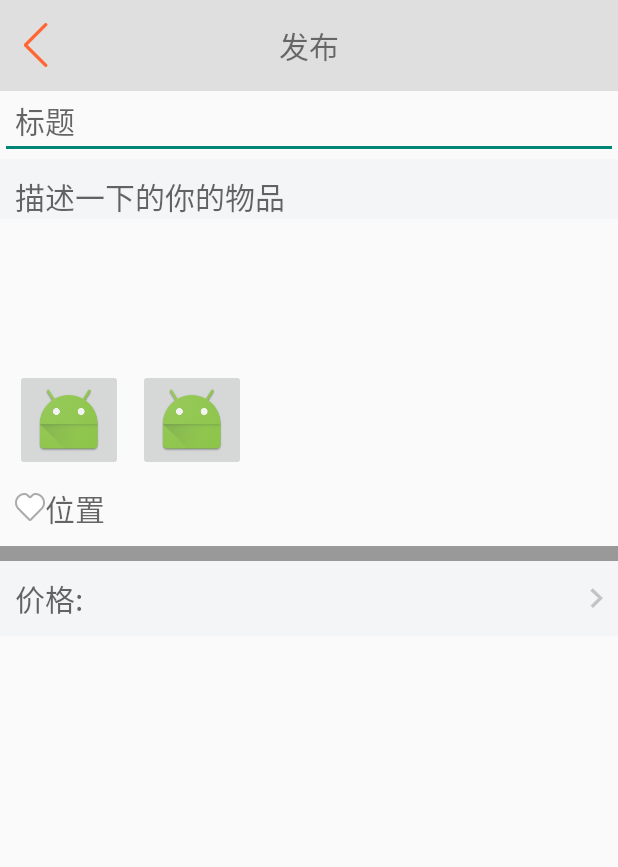
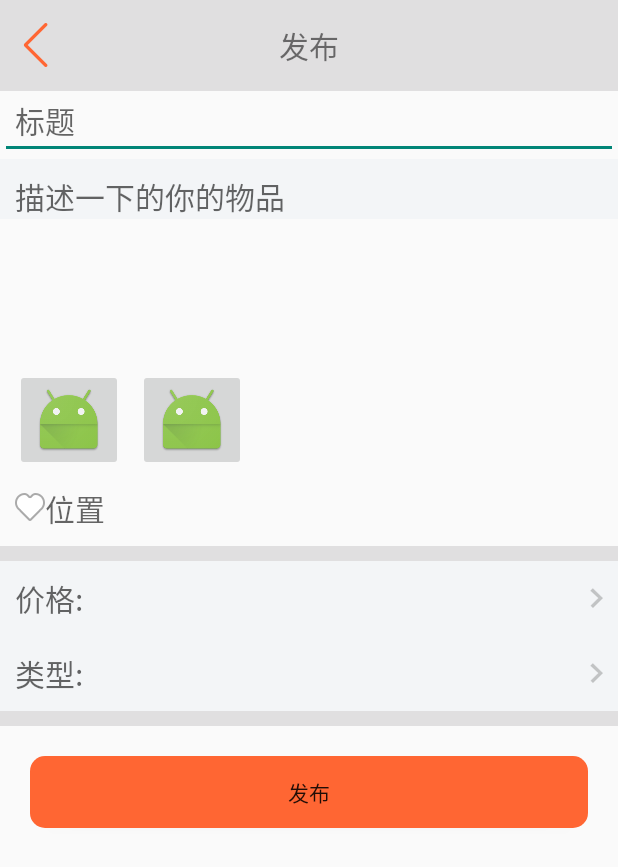
Before and after one commit to chengnuoandy/Commonweal, an Android app: the layout activity_good.xml on its own in the app's theme, with its tools: preview values and no code run, on a phone screen of 412 x 824 dp. Shown: the top 867 px of the screen. Run offline under Robolectric (Android 15) with nearby library versions, the phone set to English and light mode, and no system bars.

Commit message:
修改发布页面

```diff
--- a/app/src/main/res/layout/activity_input.xml
+++ b/app/src/main/res/layout/activity_good.xml
@@ -14,7 +14,7 @@
         >
 
         <ImageView
-            android:id="@+id/iv_input_back"
+            android:id="@+id/iv_back"
             android:layout_width="wrap_content"
             android:layout_height="wrap_content"
             android:layout_alignParentLeft="true"
@@ -34,7 +34,7 @@
     </RelativeLayout>
 
     <EditText
-        android:id="@+id/et_input_title"
+        android:id="@+id/et_title"
         android:layout_width="match_parent"
         android:layout_height="@dimen/normal_input_height"
         android:hint="标题"
@@ -43,7 +43,7 @@
         android:gravity="center_vertical"/>
 
     <EditText
-        android:id="@+id/tv_input_express"
+        android:id="@+id/tv_express"
         android:layout_width="match_parent"
         android:layout_height="wrap_content"
         android:hint="描述一下的你的物品"
@@ -60,24 +60,24 @@
        android:layout_width="match_parent"
        android:layout_height="wrap_content">
        <ImageButton
-           android:id="@+id/ib_inout_picture"
+           android:id="@+id/ib_picture"
            android:layout_width="wrap_content"
            android:layout_height="wrap_content"
            android:src="@mipmap/ic_launcher"
            android:layout_marginLeft="@dimen/normal_space"/>
        <ImageButton
-           android:id="@+id/ib_inout_video"
+           android:id="@+id/ib_video"
            android:layout_width="wrap_content"
            android:layout_height="wrap_content"
            android:src="@mipmap/ic_launcher"
            android:layout_marginLeft="@dimen/normal_space"
-           android:layout_toRightOf="@+id/ib_inout_picture"/>
+           android:layout_toRightOf="@+id/ib_picture"/>
 
 
 
    </RelativeLayout>
     <TextView
-        android:id="@+id/tv_input_location"
+        android:id="@+id/tv_location"
         android:layout_width="match_parent"
         android:layout_height="wrap_content"
         android:hint="位置"
@@ -91,9 +91,9 @@
     <TextView
         android:layout_width="match_parent"
         android:layout_height="10dp"
-        android:background="@color/assist"/>
+        android:background="@color/normal_bg_color"/>
     <EditText
-        android:id="@+id/et_input_price"
+        android:id="@+id/et_price"
         android:layout_width="match_parent"
         android:layout_height="wrap_content"
         android:padding="10dp"
@@ -103,5 +103,30 @@
         android:background="@color/main_bg"
 
         />
+    <TextView
+        android:id="@+id/tv_tupe"
+        android:layout_width="match_parent"
+        android:layout_height="wrap_content"
+        android:padding="10dp"
+        android:hint="类型:   "
+        android:textSize="@dimen/title_text_size"
+        android:drawableRight="@mipmap/news_cate_arr"
+        android:background="@color/main_bg"/>
+
+    <TextView
+        android:layout_width="match_parent"
+        android:layout_height="10dp"
+        android:background="@color/normal_bg_color"/>
+    <Button
+        android:id="@+id/bt_push"
+        android:layout_width="match_parent"
+        android:layout_height="wrap_content"
+        android:layout_marginLeft="20dp"
+        android:layout_marginRight="20dp"
+        android:layout_marginTop="20dp"
+        android:background="@drawable/register_reset"
+
+        android:text="发布"/>
+
 
 </LinearLayout>
```
